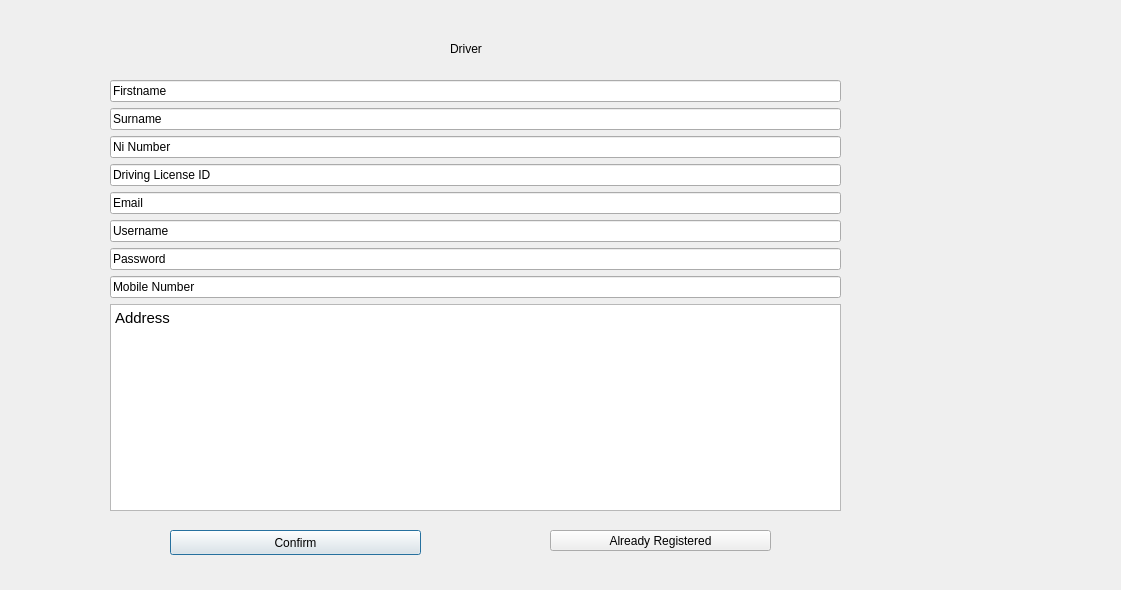
The window that QTSDI/forms/driverregdialog.ui (JaredFA363/Cargo-E-MarketPlace) describes before a commit, drawn with Qt 5.
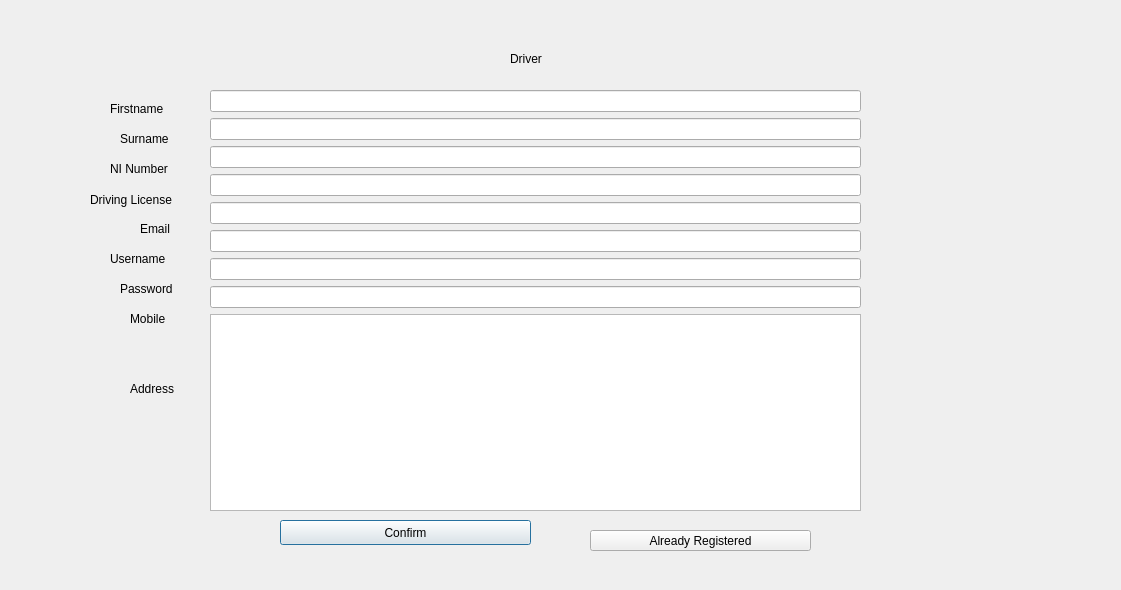
The same window after the commit.

Commit message: Changed ui for driver registration

What changed in the file:
```diff
--- a/QTSDI/forms/driverregdialog.ui
+++ b/QTSDI/forms/driverregdialog.ui
@@ -16,8 +16,8 @@
   <widget class="QLabel" name="label">
    <property name="geometry">
     <rect>
-     <x>450</x>
-     <y>40</y>
+     <x>510</x>
+     <y>50</y>
      <width>67</width>
      <height>17</height>
     </rect>
@@ -29,66 +29,66 @@
   <widget class="QWidget" name="verticalLayoutWidget">
    <property name="geometry">
     <rect>
-     <x>110</x>
-     <y>80</y>
-     <width>731</width>
-     <height>431</height>
+     <x>210</x>
+     <y>90</y>
+     <width>651</width>
+     <height>421</height>
     </rect>
    </property>
    <layout class="QVBoxLayout" name="verticalLayout">
     <item>
      <widget class="QLineEdit" name="firstname">
       <property name="text">
-       <string>Firstname</string>
+       <string/>
       </property>
      </widget>
     </item>
     <item>
      <widget class="QLineEdit" name="surname">
       <property name="text">
-       <string>Surname</string>
+       <string/>
       </property>
      </widget>
     </item>
     <item>
      <widget class="QLineEdit" name="ninumber">
       <property name="text">
-       <string>Ni Number</string>
+       <string/>
       </property>
      </widget>
     </item>
     <item>
      <widget class="QLineEdit" name="drivinglicense">
       <property name="text">
-       <string>Driving License ID</string>
+       <string/>
       </property>
      </widget>
     </item>
     <item>
      <widget class="QLineEdit" name="email">
       <property name="text">
-       <string>Email</string>
+       <string/>
       </property>
      </widget>
     </item>
     <item>
      <widget class="QLineEdit" name="username">
       <property name="text">
-       <string>Username</string>
+       <string/>
       </property>
      </widget>
     </item>
     <item>
      <widget class="QLineEdit" name="password">
       <property name="text">
-       <string>Password</string>
+       <string/>
       </property>
      </widget>
     </item>
     <item>
      <widget class="QLineEdit" name="Mobilenumber">
       <property name="text">
-       <string>Mobile Number</string>
+       <string/>
       </property>
      </widget>
     </item>
@@ -99,7 +99,7 @@
 &lt;html&gt;&lt;head&gt;&lt;meta name=&quot;qrichtext&quot; content=&quot;1&quot; /&gt;&lt;style type=&quot;text/css&quot;&gt;
 p, li { white-space: pre-wrap; }
 &lt;/style&gt;&lt;/head&gt;&lt;body style=&quot; font-family:'Ubuntu'; font-size:11pt; font-weight:400; font-style:normal;&quot;&gt;
-&lt;p style=&quot; margin-top:0px; margin-bottom:0px; margin-left:0px; margin-right:0px; -qt-block-indent:0; text-indent:0px;&quot;&gt;Address&lt;/p&gt;&lt;/body&gt;&lt;/html&gt;</string>
+&lt;p style=&quot;-qt-paragraph-type:empty; margin-top:0px; margin-bottom:0px; margin-left:0px; margin-right:0px; -qt-block-indent:0; text-indent:0px;&quot;&gt;&lt;br /&gt;&lt;/p&gt;&lt;/body&gt;&lt;/html&gt;</string>
       </property>
      </widget>
     </item>
@@ -108,8 +108,8 @@
   <widget class="QPushButton" name="Confirm">
    <property name="geometry">
     <rect>
-     <x>170</x>
-     <y>530</y>
+     <x>280</x>
+     <y>520</y>
      <width>251</width>
      <height>25</height>
     </rect>
@@ -121,7 +121,7 @@
   <widget class="QPushButton" name="ToLogin">
    <property name="geometry">
     <rect>
-     <x>550</x>
+     <x>590</x>
      <y>530</y>
      <width>221</width>
      <height>21</height>
@@ -131,6 +131,123 @@
     <string>Already Registered</string>
    </property>
   </widget>
+  <widget class="QLabel" name="label_2">
+   <property name="geometry">
+    <rect>
+     <x>110</x>
+     <y>100</y>
+     <width>67</width>
+     <height>17</height>
+    </rect>
+   </property>
+   <property name="text">
+    <string>Firstname</string>
+   </property>
+  </widget>
+  <widget class="QLabel" name="label_3">
+   <property name="geometry">
+    <rect>
+     <x>120</x>
+     <y>130</y>
+     <width>67</width>
+     <height>17</height>
+    </rect>
+   </property>
+   <property name="text">
+    <string>Surname</string>
+   </property>
+  </widget>
+  <widget class="QLabel" name="label_4">
+   <property name="geometry">
+    <rect>
+     <x>110</x>
+     <y>160</y>
+     <width>81</width>
+     <height>17</height>
+    </rect>
+   </property>
+   <property name="text">
+    <string>NI Number</string>
+   </property>
+  </widget>
+  <widget class="QLabel" name="label_5">
+   <property name="geometry">
+    <rect>
+     <x>90</x>
+     <y>190</y>
+     <width>111</width>
+     <height>20</height>
+    </rect>
+   </property>
+   <property name="text">
+    <string>Driving License</string>
+   </property>
+  </widget>
+  <widget class="QLabel" name="label_6">
+   <property name="geometry">
+    <rect>
+     <x>140</x>
+     <y>220</y>
+     <width>67</width>
+     <height>17</height>
+    </rect>
+   </property>
+   <property name="text">
+    <string>Email</string>
+   </property>
+  </widget>
+  <widget class="QLabel" name="label_7">
+   <property name="geometry">
+    <rect>
+     <x>110</x>
+     <y>250</y>
+     <width>67</width>
+     <height>17</height>
+    </rect>
+   </property>
+   <property name="text">
+    <string>Username</string>
+   </property>
+  </widget>
+  <widget class="QLabel" name="label_8">
+   <property name="geometry">
+    <rect>
+     <x>120</x>
+     <y>280</y>
+     <width>67</width>
+     <height>17</height>
+    </rect>
+   </property>
+   <property name="text">
+    <string>Password</string>
+   </property>
+  </widget>
+  <widget class="QLabel" name="label_9">
+   <property name="geometry">
+    <rect>
+     <x>130</x>
+     <y>310</y>
+     <width>67</width>
+     <height>17</height>
+    </rect>
+   </property>
+   <property name="text">
+    <string>Mobile</string>
+   </property>
+  </widget>
+  <widget class="QLabel" name="label_10">
+   <property name="geometry">
+    <rect>
+     <x>130</x>
+     <y>380</y>
+     <width>67</width>
+     <height>17</height>
+    </rect>
+   </property>
+   <property name="text">
+    <string>Address</string>
+   </property>
+  </widget>
  </widget>
  <resources/>
  <connections/>
```
